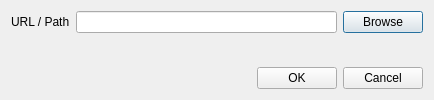
This is src/Applications/DesktopViewer/ui/OpenFileDialog.ui in KrisLee/godzi-desktop as Qt 5 draws it before an edit. The edited form follows.
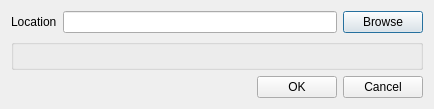
This is the edited form.

Commit message: Added undo button. Added additional options ability to the OpenFileDialog. Added DataSourceManager. Continued improving the adding/removing of data sources.

The edit to the form file:
```diff
--- a/src/Applications/DesktopViewer/ui/OpenFileDialog.ui
+++ b/src/Applications/DesktopViewer/ui/OpenFileDialog.ui
@@ -25,7 +25,7 @@
      <item>
       <widget class="QLabel" name="label">
        <property name="text">
-        <string>URL / Path</string>
+        <string>Location</string>
        </property>
       </widget>
      </item>
@@ -44,6 +44,13 @@
      </item>
     </layout>
    </item>
+   <item>
+    <widget class="QGroupBox" name="optionsBox">
+     <property name="title">
+      <string/>
+     </property>
+    </widget>
+   </item>
    <item>
     <spacer name="verticalSpacer">
      <property name="orientation">
```
The commit also changes 19 other files.
